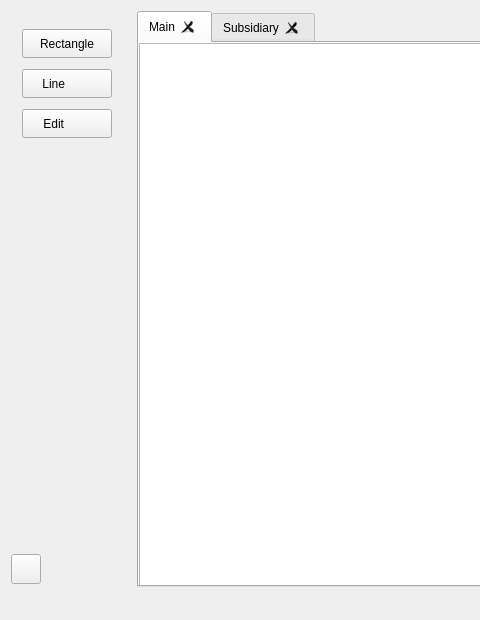
This is mainwindow.ui in sergiycheban/Vector-Editor-on-QT as Qt 5 draws it before an edit; both pictures show x 0 to 480 and y 0 to 620 of the 1300 by 620 pixel window. The edited form follows.
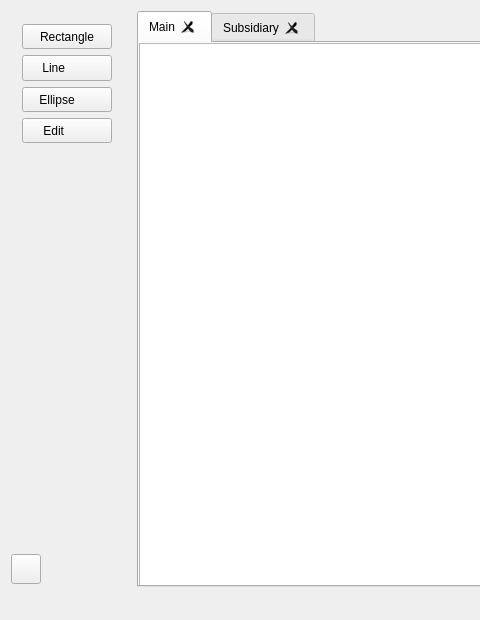
This is the edited form. Custom widgets are drawn as their Qt base class.

Patch:
```diff
--- a/mainwindow.ui
+++ b/mainwindow.ui
@@ -500,7 +500,7 @@
           <height>16777215</height>
          </size>
         </property>
-        <widget class="QWidget" name="">
+        <widget class="QWidget" name="layoutWidget">
          <property name="geometry">
           <rect>
            <x>0</x>
@@ -542,6 +542,19 @@
             </property>
            </widget>
           </item>
+          <item>
+           <widget class="QPushButton" name="m_ellipse">
+            <property name="maximumSize">
+             <size>
+              <width>90</width>
+              <height>29</height>
+             </size>
+            </property>
+            <property name="text">
+             <string>Ellipse      </string>
+            </property>
+           </widget>
+          </item>
           <item>
            <widget class="QPushButton" name="m_move">
             <property name="maximumSize">
```
